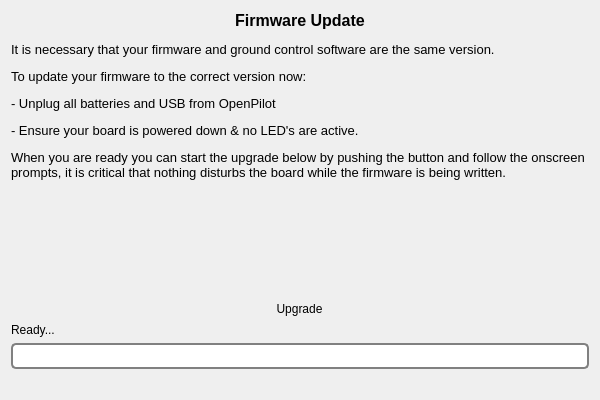
This is ground/openpilotgcs/src/plugins/setupwizard/pages/autoupdatepage.ui in openpilot/OpenPilot as Qt 5 draws it before an edit. The edited form follows.
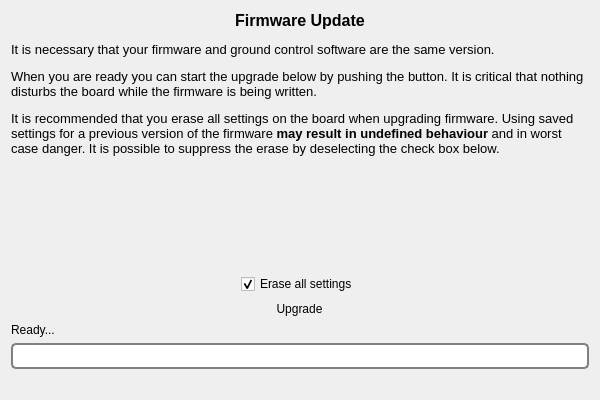
This is the edited form. Icons and pictures are not drawn.

Commit message:
OP-1629 Added option to erase when autoupdating formware.
Option added to Wizard and Uploader plugin.

What changed in the file:
```diff
--- a/ground/openpilotgcs/src/plugins/setupwizard/pages/autoupdatepage.ui
+++ b/ground/openpilotgcs/src/plugins/setupwizard/pages/autoupdatepage.ui
@@ -20,13 +20,11 @@
       <string>&lt;!DOCTYPE HTML PUBLIC &quot;-//W3C//DTD HTML 4.0//EN&quot; &quot;http://www.w3.org/TR/REC-html40/strict.dtd&quot;&gt;
 &lt;html&gt;&lt;head&gt;&lt;meta name=&quot;qrichtext&quot; content=&quot;1&quot; /&gt;&lt;style type=&quot;text/css&quot;&gt;
 p, li { white-space: pre-wrap; }
-&lt;/style&gt;&lt;/head&gt;&lt;body style=&quot; font-family:'Cantarell'; font-size:11pt; font-weight:400; font-style:normal;&quot;&gt;
+&lt;/style&gt;&lt;/head&gt;&lt;body style=&quot; font-family:'Ubuntu'; font-size:11pt; font-weight:400; font-style:normal;&quot;&gt;
 &lt;p align=&quot;center&quot; style=&quot; margin-top:12px; margin-bottom:12px; margin-left:0px; margin-right:0px; -qt-block-indent:0; text-indent:0px;&quot;&gt;&lt;span style=&quot; font-family:'MS Shell Dlg 2'; font-size:12pt; font-weight:600;&quot;&gt;Firmware Update&lt;/span&gt;&lt;/p&gt;
 &lt;p style=&quot; margin-top:12px; margin-bottom:12px; margin-left:0px; margin-right:0px; -qt-block-indent:0; text-indent:0px;&quot;&gt;&lt;span style=&quot; font-family:'MS Shell Dlg 2'; font-size:10pt;&quot;&gt;It is necessary that your firmware and ground control software are the same version.&lt;/span&gt;&lt;/p&gt;
-&lt;p style=&quot; margin-top:12px; margin-bottom:12px; margin-left:0px; margin-right:0px; -qt-block-indent:0; text-indent:0px;&quot;&gt;&lt;span style=&quot; font-family:'MS Shell Dlg 2'; font-size:10pt;&quot;&gt;To update your firmware to the correct version now:&lt;/span&gt;&lt;/p&gt;
-&lt;p style=&quot; margin-top:12px; margin-bottom:12px; margin-left:0px; margin-right:0px; -qt-block-indent:0; text-indent:0px;&quot;&gt;&lt;span style=&quot; font-family:'MS Shell Dlg 2'; font-size:10pt;&quot;&gt;- Unplug all batteries and USB from OpenPilot&lt;/span&gt;&lt;/p&gt;
-&lt;p style=&quot; margin-top:12px; margin-bottom:12px; margin-left:0px; margin-right:0px; -qt-block-indent:0; text-indent:0px;&quot;&gt;&lt;span style=&quot; font-family:'MS Shell Dlg 2'; font-size:10pt;&quot;&gt;- Ensure your board is powered down &amp;amp; no LED's are active.&lt;/span&gt;&lt;/p&gt;
-&lt;p style=&quot; margin-top:12px; margin-bottom:12px; margin-left:0px; margin-right:0px; -qt-block-indent:0; text-indent:0px;&quot;&gt;&lt;span style=&quot; font-family:'MS Shell Dlg 2'; font-size:10pt;&quot;&gt;When you are ready you can start the upgrade below by pushing the button and follow the onscreen prompts, it is critical that nothing disturbs the board while the firmware is being written.&lt;/span&gt;&lt;/p&gt;&lt;/body&gt;&lt;/html&gt;</string>
+&lt;p style=&quot; margin-top:12px; margin-bottom:12px; margin-left:0px; margin-right:0px; -qt-block-indent:0; text-indent:0px;&quot;&gt;&lt;span style=&quot; font-family:'MS Shell Dlg 2'; font-size:10pt;&quot;&gt;When you are ready you can start the upgrade below by pushing the button. It is critical that nothing disturbs the board while the firmware is being written.&lt;/span&gt;&lt;/p&gt;
+&lt;p style=&quot; margin-top:12px; margin-bottom:12px; margin-left:0px; margin-right:0px; -qt-block-indent:0; text-indent:0px;&quot;&gt;&lt;span style=&quot; font-family:'MS Shell Dlg 2'; font-size:10pt;&quot;&gt;It is recommended that you erase all settings on the board when upgrading firmware. Using saved settings for a previous version of the firmware &lt;/span&gt;&lt;span style=&quot; font-family:'MS Shell Dlg 2'; font-size:10pt; font-weight:600;&quot;&gt;may result in undefined behaviour&lt;/span&gt;&lt;span style=&quot; font-family:'MS Shell Dlg 2'; font-size:10pt;&quot;&gt; and in worst case danger. It is possible to suppress the erase by deselecting the check box below.&lt;/span&gt;&lt;/p&gt;&lt;/body&gt;&lt;/html&gt;</string>
      </property>
      <property name="alignment">
       <set>Qt::AlignLeading|Qt::AlignLeft|Qt::AlignTop</set>
@@ -49,6 +47,16 @@
      </property>
     </spacer>
    </item>
+   <item alignment="Qt::AlignHCenter">
+    <widget class="QCheckBox" name="eraseSettings">
+     <property name="text">
+      <string>Erase all settings</string>
+     </property>
+     <property name="checked">
+      <bool>true</bool>
+     </property>
+    </widget>
+   </item>
    <item>
     <layout class="QHBoxLayout" name="horizontalLayout">
      <item>
```
The commit also changes 7 other files.
